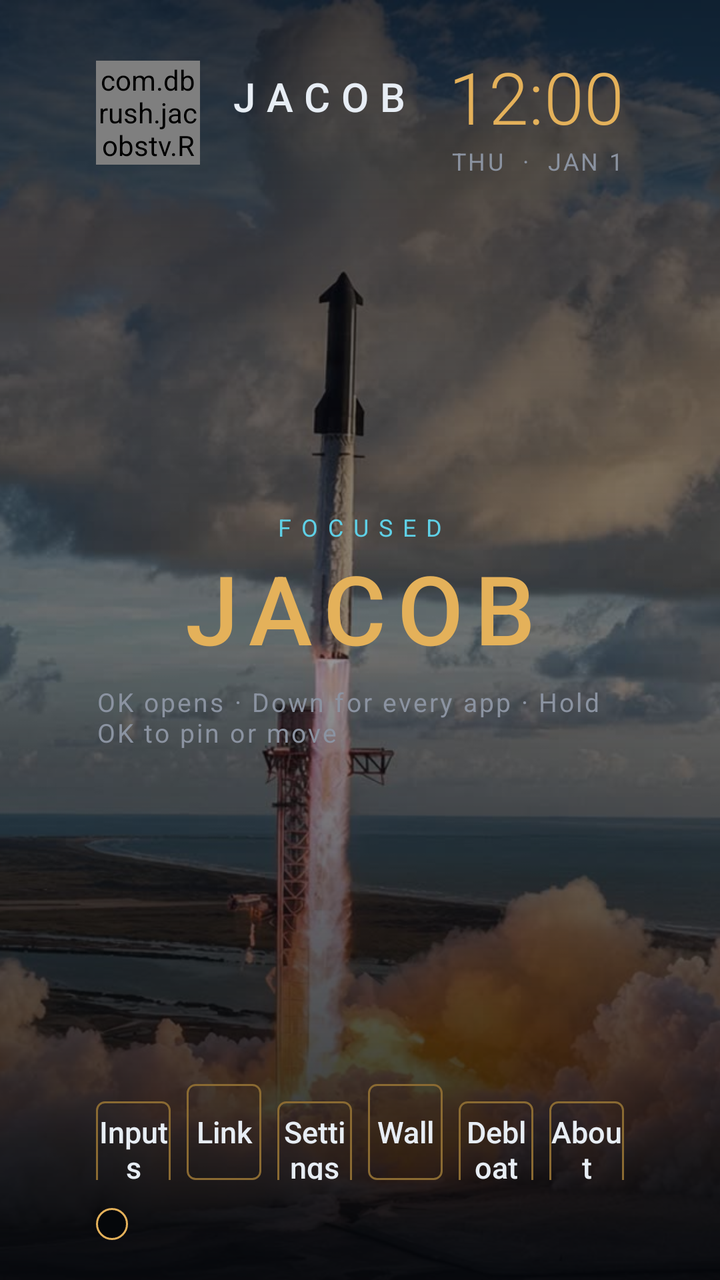
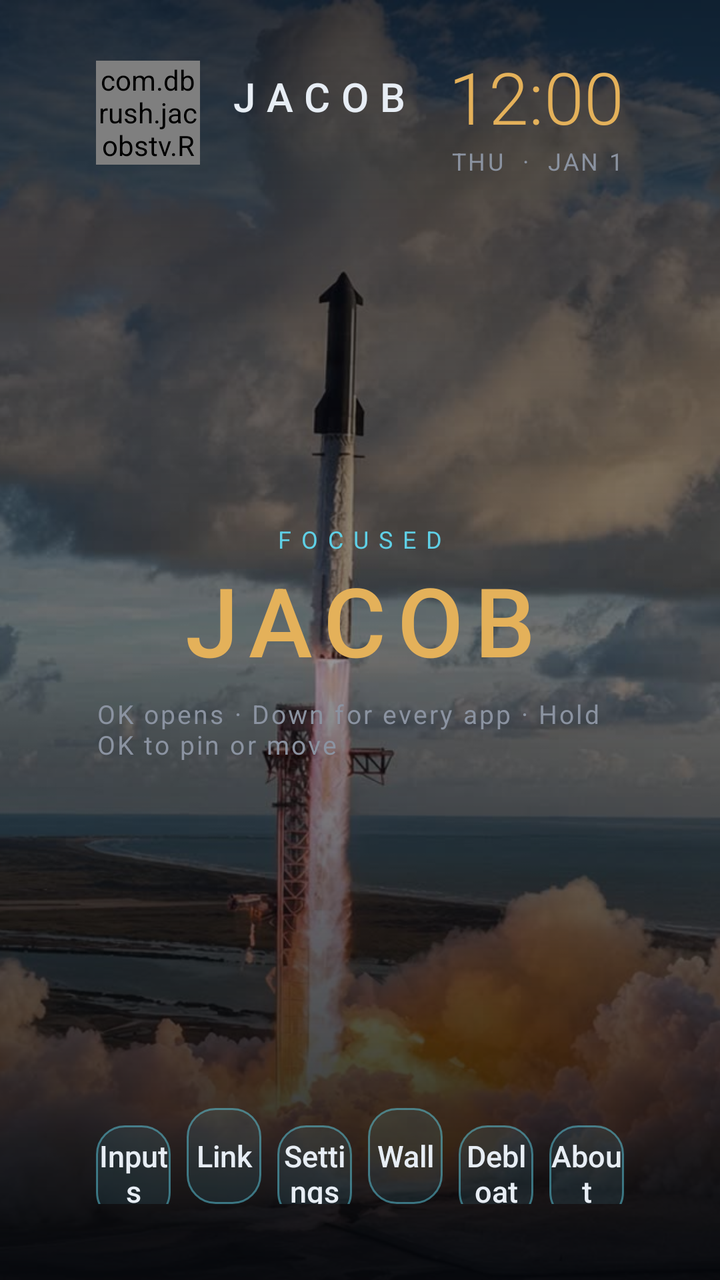

Before-and-after screenshots of an Android layout around one commit, followed by the original layout XML and the change that was made.
<!-- AndroidManifest.xml: application theme Theme.JacobsTv -->
<!-- res/layout/activity_main.xml -->
<?xml version="1.0" encoding="utf-8"?>
<FrameLayout xmlns:android="http://schemas.android.com/apk/res/android"
    android:layout_width="match_parent"
    android:layout_height="match_parent"
    android:background="@color/bg">

    <ImageView
        android:id="@+id/wallpaper"
        android:layout_width="match_parent"
        android:layout_height="match_parent"
        android:contentDescription="@string/wall"
        android:scaleType="centerCrop"
        android:src="@drawable/bg_rocket" />

    <View
        android:layout_width="match_parent"
        android:layout_height="match_parent"
        android:background="@drawable/bg_scrim" />

    <LinearLayout
        android:id="@+id/home"
        android:layout_width="match_parent"
        android:layout_height="match_parent"
        android:orientation="vertical"
        android:paddingStart="48dp"
        android:paddingTop="24dp"
        android:paddingEnd="48dp"
        android:paddingBottom="20dp">

        <LinearLayout
            android:layout_width="match_parent"
            android:layout_height="wrap_content"
            android:gravity="center_vertical"
            android:orientation="horizontal">

            <com.dbrush.jacobstv.ReactorView
                android:layout_width="52dp"
                android:layout_height="52dp" />

            <LinearLayout
                android:layout_width="0dp"
                android:layout_height="wrap_content"
                android:layout_marginStart="14dp"
                android:layout_weight="1"
                android:orientation="vertical">

                <TextView
                    android:layout_width="wrap_content"
                    android:layout_height="wrap_content"
                    android:fontFamily="sans-serif-medium"
                    android:letterSpacing="0.28"
                    android:text="@string/header_name"
                    android:textColor="@color/fg"
                    android:textSize="20sp" />

                <TextView
                    android:id="@+id/stats"
                    android:layout_width="wrap_content"
                    android:layout_height="wrap_content"
                    android:letterSpacing="0.12"
                    android:textColor="@color/cyan"
                    android:textSize="12sp" />
            </LinearLayout>

            <LinearLayout
                android:layout_width="wrap_content"
                android:layout_height="wrap_content"
                android:gravity="end"
                android:orientation="vertical">

                <TextClock
                    android:layout_width="wrap_content"
                    android:layout_height="wrap_content"
                    android:fontFamily="sans-serif-light"
                    android:format12Hour="h:mm"
                    android:format24Hour="H:mm"
                    android:textColor="@color/gold"
                    android:textSize="36sp" />

                <TextClock
                    android:layout_width="wrap_content"
                    android:layout_height="wrap_content"
                    android:format12Hour="EEE  ·  MMM d"
                    android:format24Hour="EEE  ·  MMM d"
                    android:letterSpacing="0.1"
                    android:textAllCaps="true"
                    android:textColor="@color/muted"
                    android:textSize="12sp" />
            </LinearLayout>
        </LinearLayout>

        <LinearLayout
            android:layout_width="match_parent"
            android:layout_height="0dp"
            android:layout_weight="1"
            android:gravity="center"
            android:orientation="vertical">

            <TextView
                android:id="@+id/shelfKicker"
                android:layout_width="wrap_content"
                android:layout_height="wrap_content"
                android:letterSpacing="0.42"
                android:text="@string/focused"
                android:textColor="@color/cyan"
                android:textSize="12sp" />

            <TextView
                android:id="@+id/shelfName"
                android:layout_width="match_parent"
                android:layout_height="wrap_content"
                android:fontFamily="sans-serif-medium"
                android:gravity="center"
                android:letterSpacing="0.12"
                android:text="@string/jacob"
                android:textColor="@color/gold"
                android:textSize="48sp" />

            <TextView
                android:layout_width="wrap_content"
                android:layout_height="wrap_content"
                android:layout_marginTop="6dp"
                android:letterSpacing="0.08"
                android:text="@string/shelf_hint"
                android:textColor="@color/muted"
                android:textSize="13sp" />
        </LinearLayout>

        <LinearLayout
            android:layout_width="match_parent"
            android:layout_height="wrap_content"
            android:orientation="horizontal">

            <TextView
                android:id="@+id/chipInputs"
                style="@style/HudChip"
                android:layout_marginEnd="8dp"
                android:text="@string/inputs" />

            <TextView
                android:id="@+id/chipLink"
                style="@style/HudChip"
                android:layout_marginEnd="8dp"
                android:text="@string/link" />

            <TextView
                android:id="@+id/chipSettings"
                style="@style/HudChip"
                android:layout_marginEnd="8dp"
                android:text="@string/settings" />

            <TextView
                android:id="@+id/chipWall"
                style="@style/HudChip"
                android:layout_marginEnd="8dp"
                android:text="@string/wall" />

            <TextView
                android:id="@+id/chipDebloat"
                style="@style/HudChip"
                android:layout_marginEnd="8dp"
                android:text="@string/debloat" />

            <TextView
                android:id="@+id/chipAbout"
                style="@style/HudChip"
                android:text="@string/about" />
        </LinearLayout>

        <HorizontalScrollView
            android:layout_width="match_parent"
            android:layout_height="wrap_content"
            android:layout_marginTop="14dp"
            android:scrollbars="none">

            <LinearLayout
                android:id="@+id/dock"
                android:layout_width="wrap_content"
                android:layout_height="wrap_content"
                android:background="@drawable/bg_dock"
                android:orientation="horizontal"
                android:padding="8dp" />
        </HorizontalScrollView>
    </LinearLayout>

    <FrameLayout
        android:id="@+id/library"
        android:layout_width="match_parent"
        android:layout_height="match_parent"
        android:background="#F205070B"
        android:clickable="true"
        android:visibility="gone">

        <LinearLayout
            android:layout_width="match_parent"
            android:layout_height="match_parent"
            android:orientation="vertical"
            android:paddingStart="48dp"
            android:paddingTop="28dp"
            android:paddingEnd="48dp"
            android:paddingBottom="24dp">

            <TextView
                android:layout_width="wrap_content"
                android:layout_height="wrap_content"
                android:letterSpacing="0.32"
                android:text="@string/all_apps"
                android:textColor="@color/cyan"
                android:textSize="12sp" />

            <TextView
                android:layout_width="wrap_content"
                android:layout_height="wrap_content"
                android:layout_marginTop="4dp"
                android:text="@string/library_hint"
                android:textColor="@color/muted"
                android:textSize="14sp" />

            <GridView
                android:id="@+id/libraryGrid"
                android:layout_width="match_parent"
                android:layout_height="0dp"
                android:layout_marginTop="16dp"
                android:layout_weight="1"
                android:columnWidth="148dp"
                android:gravity="center"
                android:horizontalSpacing="14dp"
                android:listSelector="@android:color/transparent"
                android:numColumns="auto_fit"
                android:stretchMode="columnWidth"
                android:verticalSpacing="14dp" />
        </LinearLayout>
    </FrameLayout>

    <FrameLayout
        android:id="@+id/menu"
        android:layout_width="match_parent"
        android:layout_height="match_parent"
        android:background="#CC05070B"
        android:clickable="true"
        android:visibility="gone">

        <LinearLayout
            android:layout_width="460dp"
            android:layout_height="wrap_content"
            android:layout_gravity="center"
            android:background="@drawable/bg_card"
            android:orientation="vertical"
            android:padding="24dp">

            <TextView
                android:layout_width="wrap_content"
                android:layout_height="wrap_content"
                android:letterSpacing="0.36"
                android:text="@string/tile"
                android:textColor="@color/cyan"
                android:textSize="12sp" />

            <TextView
                android:id="@+id/menuTitle"
                android:layout_width="match_parent"
                android:layout_height="wrap_content"
                android:layout_marginTop="8dp"
                android:textColor="@color/gold"
                android:textSize="26sp" />

            <TextView
                android:id="@+id/menuMoveLeft"
                style="@style/HudChip"
                android:layout_width="match_parent"
                android:layout_height="48dp"
                android:layout_marginTop="16dp"
                android:layout_weight="0"
                android:text="@string/move_left" />

            <TextView
                android:id="@+id/menuMoveRight"
                style="@style/HudChip"
                android:layout_width="match_parent"
                android:layout_height="48dp"
                android:layout_marginTop="8dp"
                android:layout_weight="0"
                android:text="@string/move_right" />

            <TextView
                android:id="@+id/menuRemove"
                style="@style/HudChip"
                android:layout_width="match_parent"
                android:layout_height="48dp"
                android:layout_marginTop="8dp"
                android:layout_weight="0"
                android:text="@string/remove_dock" />

            <TextView
                android:id="@+id/menuPin"
                style="@style/HudChip"
                android:layout_width="match_parent"
                android:layout_height="48dp"
                android:layout_marginTop="8dp"
                android:layout_weight="0"
                android:text="@string/pin_dock" />

            <TextView
                android:id="@+id/menuInfo"
                style="@style/HudChip"
                android:layout_width="match_parent"
                android:layout_height="48dp"
                android:layout_marginTop="8dp"
                android:layout_weight="0"
                android:text="@string/app_info" />

            <TextView
                android:id="@+id/menuClose"
                style="@style/HudChip"
                android:layout_width="match_parent"
                android:layout_height="48dp"
                android:layout_marginTop="8dp"
                android:layout_weight="0"
                android:text="@string/close" />
        </LinearLayout>
    </FrameLayout>

    <FrameLayout
        android:id="@+id/debloat"
        android:layout_width="match_parent"
        android:layout_height="match_parent"
        android:background="#CC05070B"
        android:clickable="true"
        android:visibility="gone">

        <LinearLayout
            android:layout_width="match_parent"
            android:layout_height="wrap_content"
            android:layout_gravity="center"
            android:layout_margin="48dp"
            android:background="@drawable/bg_card"
            android:orientation="vertical"
            android:padding="28dp">

            <TextView
                android:layout_width="wrap_content"
                android:layout_height="wrap_content"
                android:letterSpacing="0.36"
                android:text="@string/debloat"
                android:textColor="@color/cyan"
                android:textSize="12sp" />

            <TextView
                android:id="@+id/debloatBody"
                android:layout_width="match_parent"
                android:layout_height="wrap_content"
                android:layout_marginTop="12dp"
                android:lineSpacingExtra="4dp"
                android:text="@string/debloat_body"
                android:textColor="@color/fg"
                android:textSize="18sp" />

            <TextView
                android:id="@+id/debloatRun"
                style="@style/HudChip"
                android:layout_width="match_parent"
                android:layout_height="52dp"
                android:layout_marginTop="18dp"
                android:layout_weight="0"
                android:text="@string/debloat_run" />

            <TextView
                android:id="@+id/debloatClose"
                style="@style/HudChip"
                android:layout_width="match_parent"
                android:layout_height="52dp"
                android:layout_marginTop="8dp"
                android:layout_weight="0"
                android:text="@string/close" />
        </LinearLayout>
    </FrameLayout>

    <FrameLayout
        android:id="@+id/dream"
        android:layout_width="match_parent"
        android:layout_height="match_parent"
        android:background="@color/bg"
        android:clickable="true"
        android:focusable="true"
        android:visibility="gone">

        <LinearLayout
            android:id="@+id/dreamClock"
            android:layout_width="wrap_content"
            android:layout_height="wrap_content"
            android:layout_gravity="center"
            android:gravity="center"
            android:orientation="vertical">

            <com.dbrush.jacobstv.ReactorView
                android:layout_width="72dp"
                android:layout_height="72dp" />

            <TextClock
                android:layout_width="wrap_content"
                android:layout_height="wrap_content"
                android:layout_marginTop="12dp"
                android:fontFamily="sans-serif-light"
                android:format12Hour="h:mm"
                android:format24Hour="H:mm"
                android:textColor="@color/gold"
                android:textSize="84sp" />
        </LinearLayout>
    </FrameLayout>

    <FrameLayout
        android:id="@+id/welcome"
        android:layout_width="match_parent"
        android:layout_height="match_parent"
        android:background="@color/bg"
        android:clickable="true"
        android:focusable="true"
        android:visibility="gone">

        <com.dbrush.jacobstv.ReactorView
            android:layout_width="220dp"
            android:layout_height="220dp"
            android:layout_gravity="center"
            android:layout_marginBottom="120dp" />

        <LinearLayout
            android:layout_width="match_parent"
            android:layout_height="wrap_content"
            android:layout_gravity="center"
            android:layout_marginTop="80dp"
            android:gravity="center"
            android:orientation="vertical">

            <TextView
                android:id="@+id/wordWelcome"
                android:layout_width="wrap_content"
                android:layout_height="wrap_content"
                android:fontFamily="sans-serif-medium"
                android:letterSpacing="0.5"
                android:text="@string/welcome"
                android:textColor="@color/cyan"
                android:textSize="16sp" />

            <TextView
                android:id="@+id/wordJacob"
                android:layout_width="wrap_content"
                android:layout_height="wrap_content"
                android:fontFamily="sans-serif-medium"
                android:letterSpacing="0.22"
                android:text="@string/jacob"
                android:textColor="@color/gold"
                android:textSize="64sp" />

            <TextView
                android:id="@+id/wordStatus"
                android:layout_width="wrap_content"
                android:layout_height="wrap_content"
                android:layout_marginTop="8dp"
                android:letterSpacing="0.28"
                android:text="@string/nominal"
                android:textColor="@color/fg"
                android:textSize="14sp" />
        </LinearLayout>
    </FrameLayout>

    <FrameLayout
        android:id="@+id/about"
        android:layout_width="match_parent"
        android:layout_height="match_parent"
        android:background="#CC05070B"
        android:clickable="true"
        android:visibility="gone">

        <LinearLayout
            android:id="@+id/aboutCard"
            android:layout_width="560dp"
            android:layout_height="wrap_content"
            android:layout_gravity="center"
            android:background="@drawable/bg_card"
            android:orientation="vertical"
            android:padding="28dp">

            <TextView
                android:layout_width="wrap_content"
                android:layout_height="wrap_content"
                android:letterSpacing="0.4"
                android:text="@string/about_kicker"
                android:textColor="@color/cyan"
                android:textSize="12sp" />

            <TextView
                android:layout_width="match_parent"
                android:layout_height="wrap_content"
                android:layout_marginTop="12dp"
                android:fontFamily="sans-serif-medium"
                android:text="@string/about_line"
                android:textColor="@color/gold"
                android:textSize="28sp" />

            <TextView
                android:layout_width="match_parent"
                android:layout_height="wrap_content"
                android:layout_marginTop="14dp"
                android:lineSpacingExtra="4dp"
                android:text="@string/about_body"
                android:textColor="@color/fg"
                android:textSize="18sp" />

            <LinearLayout
                android:layout_width="match_parent"
                android:layout_height="wrap_content"
                android:layout_marginTop="22dp"
                android:orientation="horizontal">

                <TextView
                    android:id="@+id/replayWelcome"
                    android:layout_width="0dp"
                    android:layout_height="52dp"
                    android:layout_marginEnd="10dp"
                    android:layout_weight="1"
                    android:background="@drawable/bg_button"
                    android:clickable="true"
                    android:focusable="true"
                    android:gravity="center"
                    android:text="@string/replay"
                    android:textColor="@color/button_text"
                    android:textSize="16sp" />

                <TextView
                    android:id="@+id/closeAbout"
                    android:layout_width="0dp"
                    android:layout_height="52dp"
                    android:layout_weight="1"
                    android:background="@drawable/bg_button"
                    android:clickable="true"
                    android:focusable="true"
                    android:gravity="center"
                    android:text="@string/close"
                    android:textColor="@color/button_text"
                    android:textSize="16sp" />
            </LinearLayout>
        </LinearLayout>
    </FrameLayout>
</FrameLayout>
<!-- resources referenced by this layout -->
<resources>
  <color name="bg">#05070B</color>
  <color name="cyan">#5FD0E6</color>
  <color name="fg">#E7EDF4</color>
  <color name="gold">#E4B15A</color>
  <color name="muted">#8B93A1</color>
  <!-- drawable bg_button (drawable) -->
  <?xml version="1.0" encoding="utf-8"?>
  <selector xmlns:android="http://schemas.android.com/apk/res/android">
      <item android:state_focused="true">
          <shape>
              <solid android:color="@color/gold" />
              <corners android:radius="4dp" />
          </shape>
      </item>
      <item android:state_pressed="true">
          <shape>
              <solid android:color="@color/gold" />
              <corners android:radius="4dp" />
          </shape>
      </item>
      <item>
          <shape>
              <solid android:color="@android:color/transparent" />
              <stroke android:width="1dp" android:color="@color/gold_dim" />
              <corners android:radius="4dp" />
          </shape>
      </item>
  </selector>
  <!-- drawable bg_card (drawable) -->
  <?xml version="1.0" encoding="utf-8"?>
  <shape xmlns:android="http://schemas.android.com/apk/res/android">
      <solid android:color="@color/bg" />
      <stroke android:width="1dp" android:color="@color/gold" />
      <corners android:radius="8dp" />
  </shape>
  <!-- drawable bg_dock (drawable) -->
  <?xml version="1.0" encoding="utf-8"?>
  <shape xmlns:android="http://schemas.android.com/apk/res/android">
      <solid android:color="#E605070B" />
      <stroke android:width="1dp" android:color="@color/gold" />
      <corners android:radius="28dp" />
  </shape>
  <!-- drawable bg_scrim (drawable) -->
  <?xml version="1.0" encoding="utf-8"?>
  <shape xmlns:android="http://schemas.android.com/apk/res/android">
      <gradient
          android:angle="270"
          android:startColor="#C005070B"
          android:centerColor="#6605070B"
          android:endColor="#E605070B" />
  </shape>
  <string name="about">About</string>
  <string name="about_body">A Stark-styled home for this Vizio. Dock on the bottom, the focused app in big type, inputs up front, and a clock that drifts so it does not burn in. No recommendation rows. No ads.</string>
  <string name="about_kicker">ABOUT</string>
  <string name="about_line">Dallas built this because Dallas kicks ass</string>
  <string name="all_apps">ALL APPS</string>
  <string name="app_info">App info</string>
  <string name="close">Close</string>
  <string name="debloat">Debloat</string>
  <string name="debloat_body">Recommendation rows are already hidden on this home. Disable stops them from running. Nothing is uninstalled. If the TV refuses, run tools/debloat.sh from a computer. tools/restore.sh puts them back.</string>
  <string name="debloat_run">Disable bloat on this TV</string>
  <string name="focused">FOCUSED</string>
  <string name="header_name">JACOB</string>
  <string name="inputs">Inputs</string>
  <string name="jacob">JACOB</string>
  <string name="library_hint">Stock recommendation rows stay off this grid. Hold OK to pin a tile to the dock.</string>
  <string name="link">Link</string>
  <string name="move_left">Move left</string>
  <string name="move_right">Move right</string>
  <string name="nominal">ALL SYSTEMS NOMINAL</string>
  <string name="pin_dock">Pin to dock</string>
  <string name="remove_dock">Remove from dock</string>
  <string name="replay">Replay welcome</string>
  <string name="settings">Settings</string>
  <string name="shelf_hint">OK opens   ·   Down for every app   ·   Hold OK to pin or move</string>
  <string name="tile">TILE</string>
  <string name="wall">Wall</string>
  <string name="welcome">WELCOME</string>
  <color name="gold_dim">#8A6A32</color>
  <!-- unchanged entries left out for length: 3 -->
</resources>

<!-- the commit's change to res/layout/activity_main.xml (unified diff, before → after) -->
@@ -179,7 +179,10 @@
                 android:layout_height="wrap_content"
                 android:background="@drawable/bg_dock"
                 android:orientation="horizontal"
-                android:padding="8dp" />
+                android:paddingStart="12dp"
+                android:paddingTop="4dp"
+                android:paddingEnd="12dp"
+                android:paddingBottom="0dp" />
         </HorizontalScrollView>
     </LinearLayout>
 
<!-- resource entries referenced after the edit -->
@@ -10,21 +10,23 @@
   <selector xmlns:android="http://schemas.android.com/apk/res/android">
       <item android:state_focused="true">
           <shape>
-              <solid android:color="@color/gold" />
-              <corners android:radius="4dp" />
+              <solid android:color="#335FD0E6" />
+              <stroke android:width="1dp" android:color="@color/gold" />
+              <corners android:radius="14dp" />
           </shape>
       </item>
       <item android:state_pressed="true">
           <shape>
-              <solid android:color="@color/gold" />
-              <corners android:radius="4dp" />
+              <solid android:color="#445FD0E6" />
+              <stroke android:width="1dp" android:color="@color/gold" />
+              <corners android:radius="14dp" />
           </shape>
       </item>
       <item>
           <shape>
-              <solid android:color="@android:color/transparent" />
-              <stroke android:width="1dp" android:color="@color/gold_dim" />
-              <corners android:radius="4dp" />
+              <solid android:color="#1A5FD0E6" />
+              <stroke android:width="1dp" android:color="#805FD0E6" />
+              <corners android:radius="14dp" />
           </shape>
       </item>
   </selector>
@@ -37,11 +39,21 @@
   </shape>
   <!-- drawable bg_dock (drawable) -->
   <?xml version="1.0" encoding="utf-8"?>
-  <shape xmlns:android="http://schemas.android.com/apk/res/android">
-      <solid android:color="#E605070B" />
-      <stroke android:width="1dp" android:color="@color/gold" />
-      <corners android:radius="28dp" />
-  </shape>
+  <layer-list xmlns:android="http://schemas.android.com/apk/res/android">
+      <item android:top="78dp">
+          <shape>
+              <gradient
+                  android:angle="270"
+                  android:startColor="#665FD0E6"
+                  android:endColor="#005FD0E6" />
+          </shape>
+      </item>
+      <item android:top="76dp" android:bottom="18dp">
+          <shape>
+              <solid android:color="#CCF4FBFF" />
+          </shape>
+      </item>
+  </layer-list>
   <!-- drawable bg_scrim (drawable) -->
   <?xml version="1.0" encoding="utf-8"?>
   <shape xmlns:android="http://schemas.android.com/apk/res/android">
@@ -78,7 +90,6 @@
   <string name="tile">TILE</string>
   <string name="wall">Wall</string>
   <string name="welcome">WELCOME</string>
-  <color name="gold_dim">#8A6A32</color>
   <!-- unchanged entries left out for length: 3 -->
 </resources>
 
